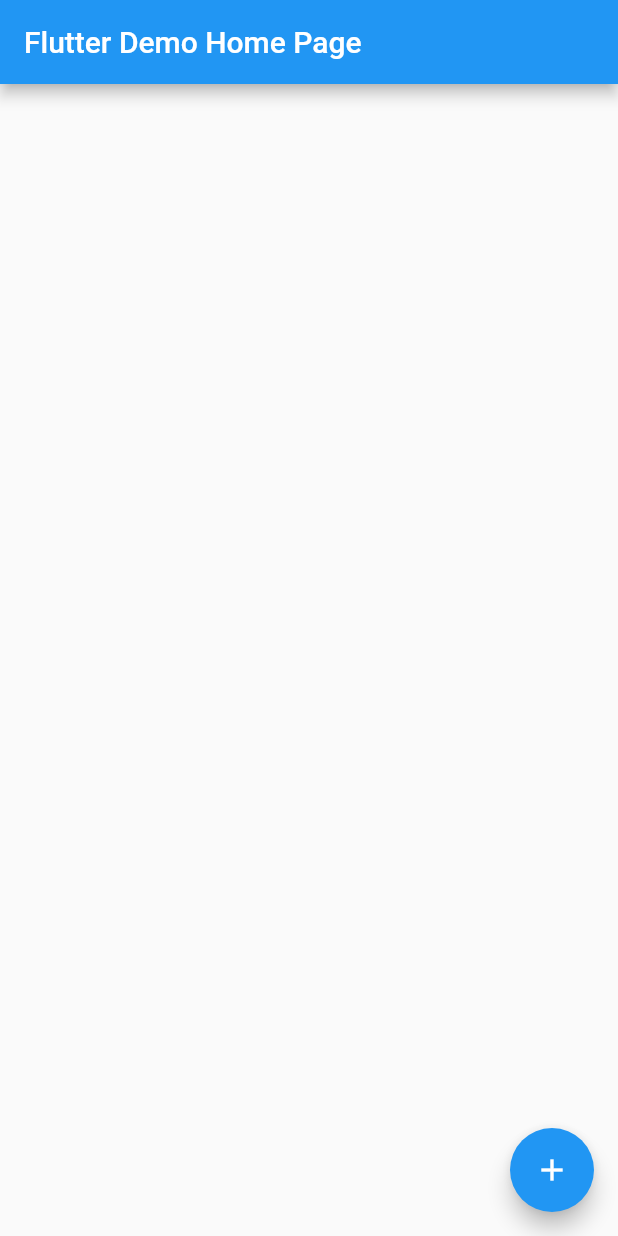
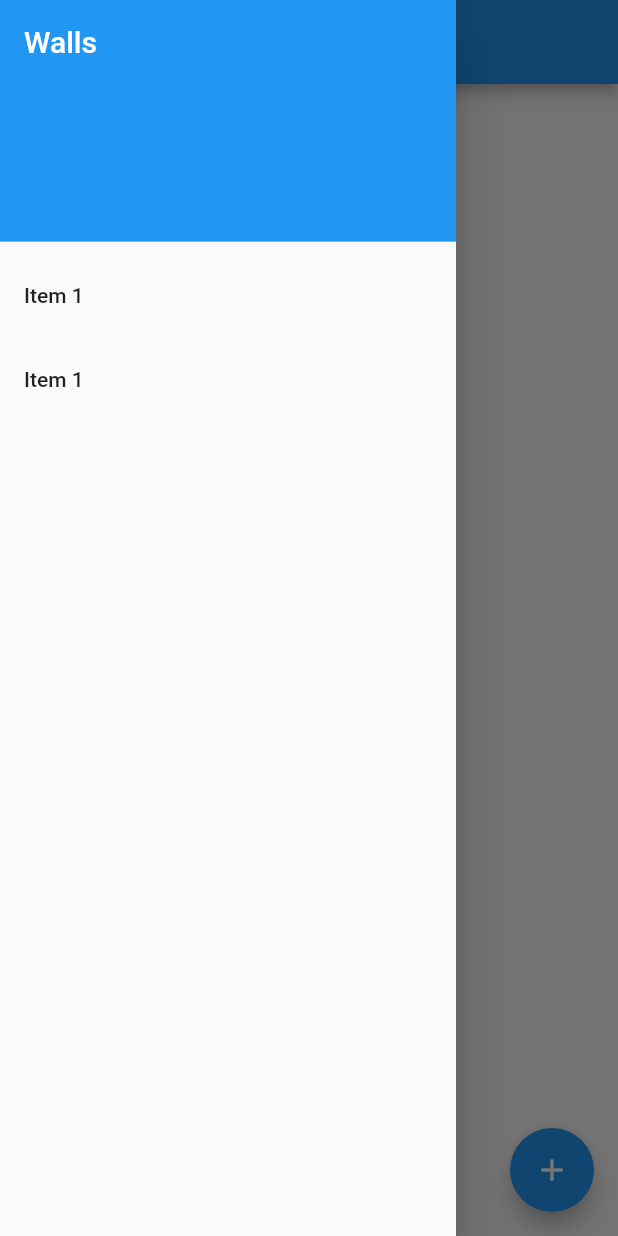
Before and after one commit to Android-Builds/walls, a Flutter app: the screen it shows after launch, with the side drawer open (before the commit the screen has no drawer), on a phone screen of 412 x 824 dp. Run offline on Flutter 3.47's test engine with Material 2 defaults, Android fonts, the phone set to English and light mode, and no system bars.

```diff
--- a/lib/main.dart
+++ b/lib/main.dart
@@ -31,6 +31,41 @@ class _MyHomePageState extends State<MyHomePage> {
       appBar: AppBar(
         title: Text(widget.title),
       ),
+      drawer: Drawer(
+        child: ListView(
+          padding: EdgeInsets.zero,
+          children: <Widget>[
+            DrawerHeader(
+              child: Text(
+                'Walls',
+                style: TextStyle(
+                  color: Colors.white,
+                  fontSize: 20.0
+                ),
+              ),
+              decoration: BoxDecoration(
+                color: Colors.blue,
+              ),
+            ),
+            ListTile(
+              onTap: () {
+                Navigator.pop(context);
+              },
+              title: Text(
+                'Item 1',
+              ),
+            ),
+                        ListTile(
+              onTap: () {
+                Navigator.pop(context);
+              },
+              title: Text(
+                'Item 1',
+              ),
+            ),
+          ],
+        ),
+      ),
       body: Center(
         child: Column(
         crossAxisAlignment: CrossAxisAlignment.stretch,
```
